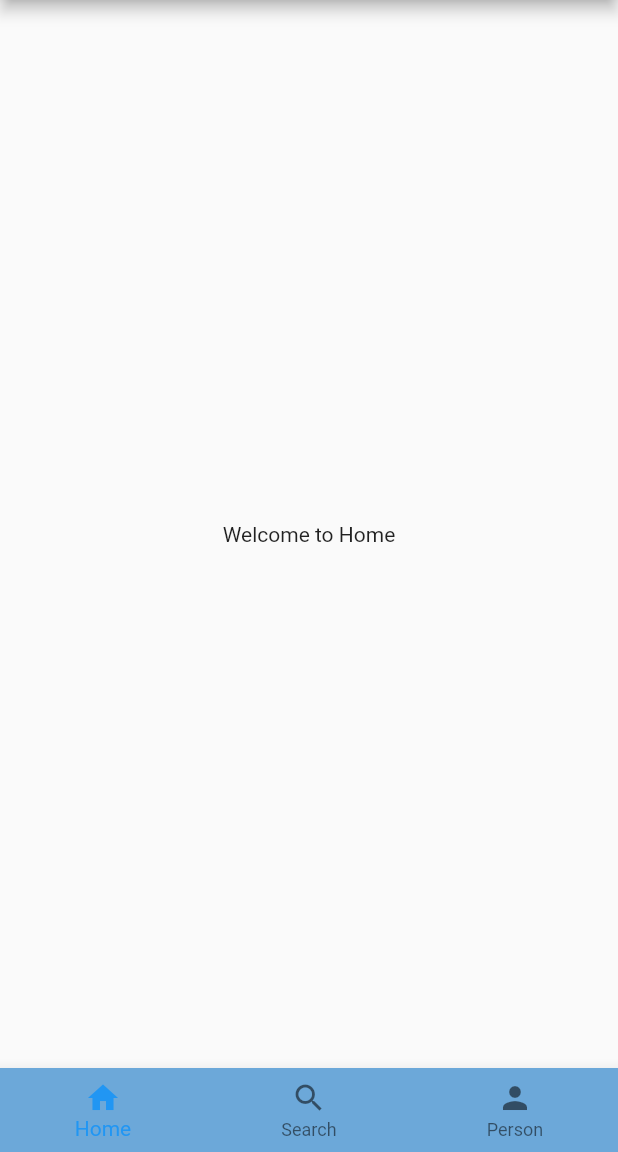
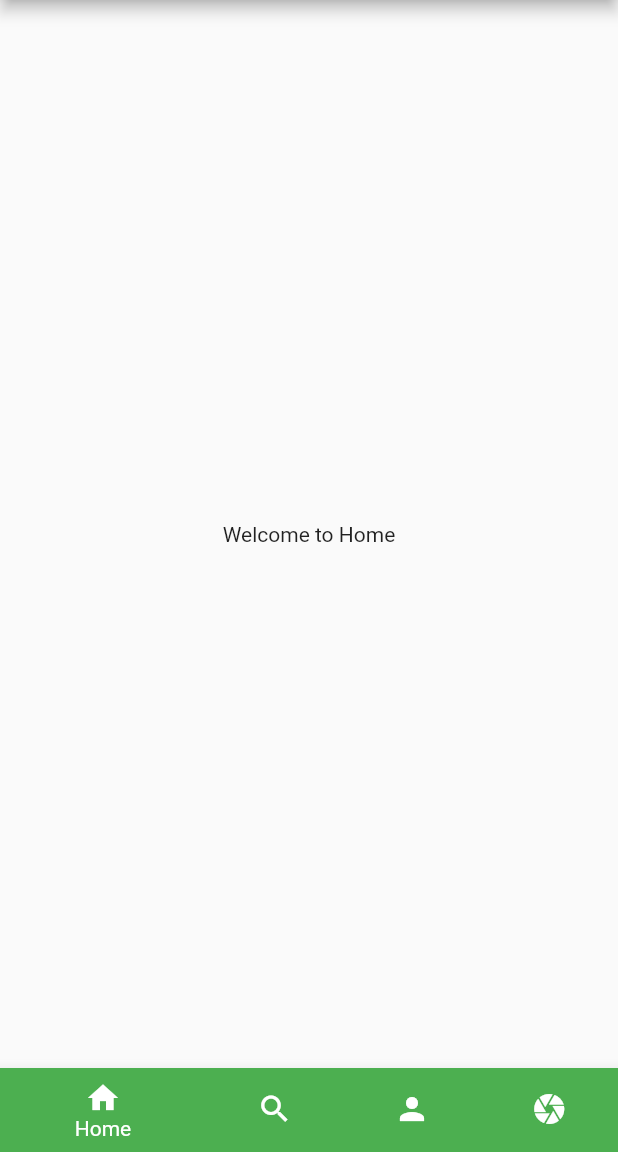
Before and after one commit to Hemthath313/Typescript-Assignment, a Flutter app: the screen it shows after launch, on a phone screen of 412 x 824 dp, the part 84-1236 px from its top. Run offline on Flutter 3.47's test engine with Material 2 defaults, Android fonts, the phone set to English and light mode, and no system bars.

Commit message:
completed navbar

```diff
--- a/flutter/navbar/lib/main.dart
+++ b/flutter/navbar/lib/main.dart
@@ -17,6 +17,7 @@
     const Center(child: Text('Welcome to Home')),
     const Center(child: Text('Search Anything')),
     const Center(child: Text('Choose the Persons')),
+    const Center(child: Text('Turning on the camera')),
   ];
 
   int Index = 0;
@@ -46,6 +47,11 @@
             label: 'Person',
             backgroundColor: Colors.red,
           ),
+          BottomNavigationBarItem(
+            icon: Icon(Icons.camera),
+            label: 'camera',
+            backgroundColor: Colors.purpleAccent,
+          ),
         ],
         onTap: (currentindex) {
           setState(() {
```
